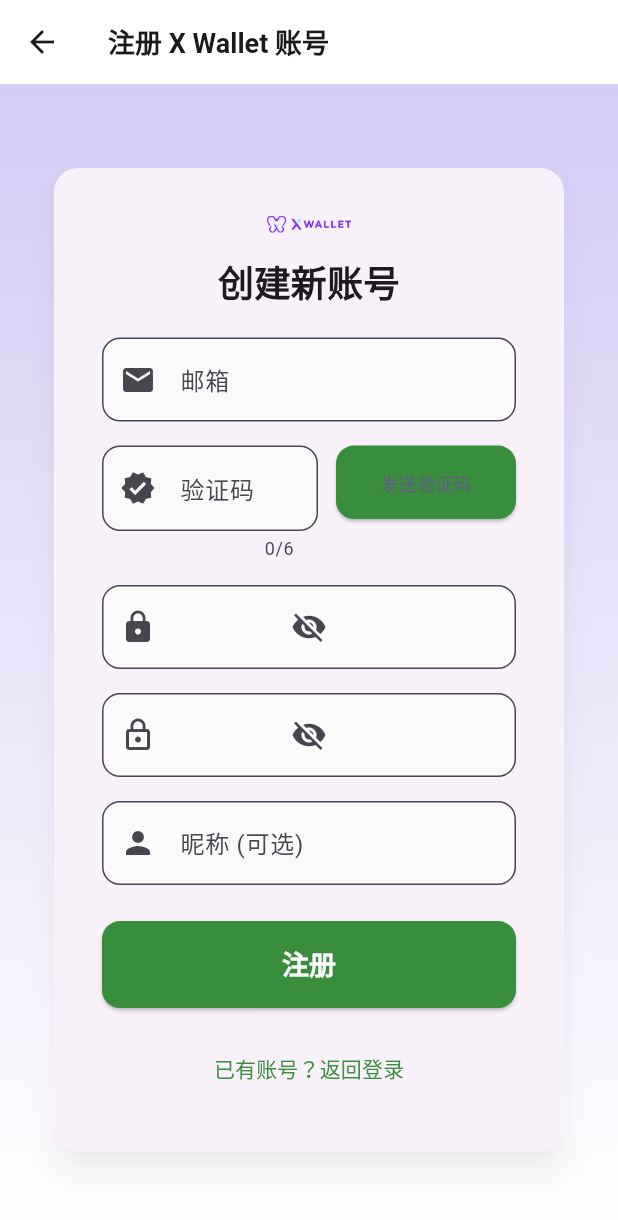
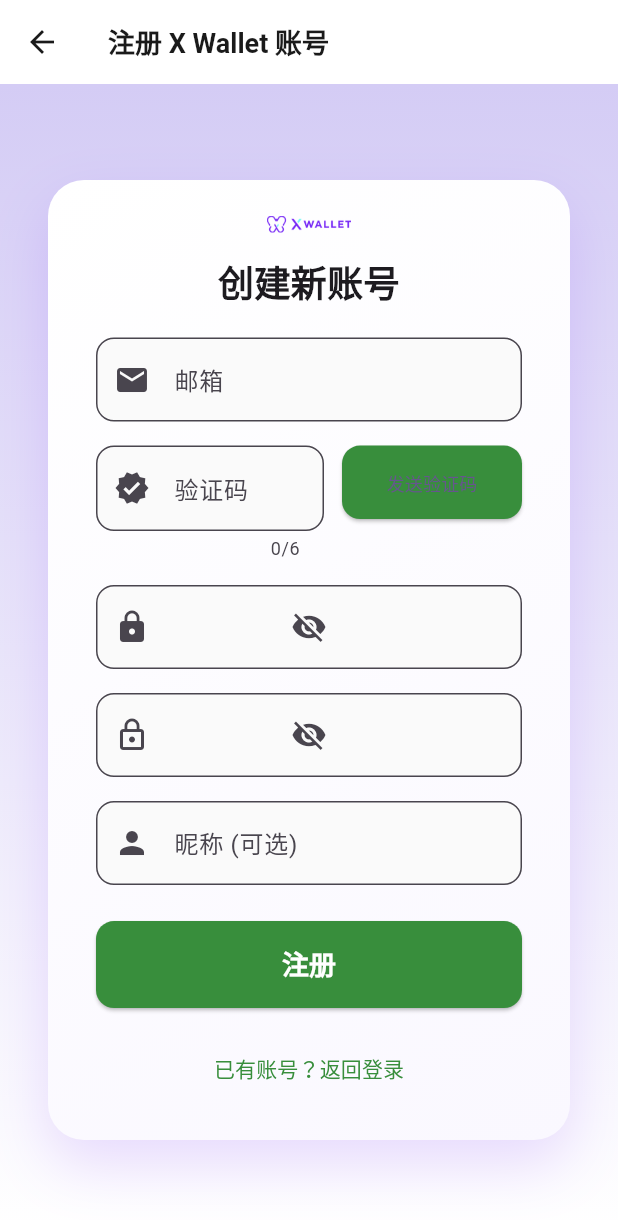
Before and after one commit to cqu903/xwallet, a Flutter app: the RegisterScreen screen opened by its route, on a phone screen of 412 x 824 dp. Shown: the top 1220 px of the screen. Run offline on Flutter 3.47's test engine with Material 3 defaults, Android fonts, the light colour scheme and no system bars; our stand-ins replace connectivity_plus, device_info_plus, package_info_plus, shared_preferences, sqflite; missing offline and left inert: mqtt_client; accounts and stored records are empty.

Commit message:
style(register): update card style with gradient and purple shadow

```diff
--- a/app/lib/screens/register_screen.dart
+++ b/app/lib/screens/register_screen.dart
@@ -186,15 +186,24 @@ class _RegisterScreenState extends State<RegisterScreen> {
             padding: const EdgeInsets.symmetric(horizontal: 32.0),
             child: ConstrainedBox(
               constraints: const BoxConstraints(maxWidth: 400),
-              child: Card(
-                elevation: 8,
-                shadowColor: Colors.black26,
-                shape: RoundedRectangleBorder(
-                  borderRadius: BorderRadius.circular(16),
+              child: Container(
+                decoration: BoxDecoration(
+                  borderRadius: BorderRadius.circular(24),
+                  gradient: const LinearGradient(
+                    begin: Alignment.topLeft,
+                    end: Alignment.bottomRight,
+                    colors: [Colors.white, _kCardGradientEnd],
+                  ),
+                  boxShadow: [
+                    BoxShadow(
+                      color: _kPrimaryPurple.withValues(alpha: 0.15),
+                      blurRadius: 32,
+                      offset: const Offset(0, 16),
+                    ),
+                  ],
                 ),
-                child: Padding(
-                  padding: const EdgeInsets.all(32.0),
-                  child: Form(
+                padding: const EdgeInsets.symmetric(horizontal: 32.0, vertical: 24.0),
+                child: Form(
                     key: _formKey,
                     child: Column(
                       crossAxisAlignment: CrossAxisAlignment.stretch,
@@ -472,7 +481,6 @@ class _RegisterScreenState extends State<RegisterScreen> {
                         ),
                       ],
                     ),
-                  ),
                 ),
               ),
             ),
```
